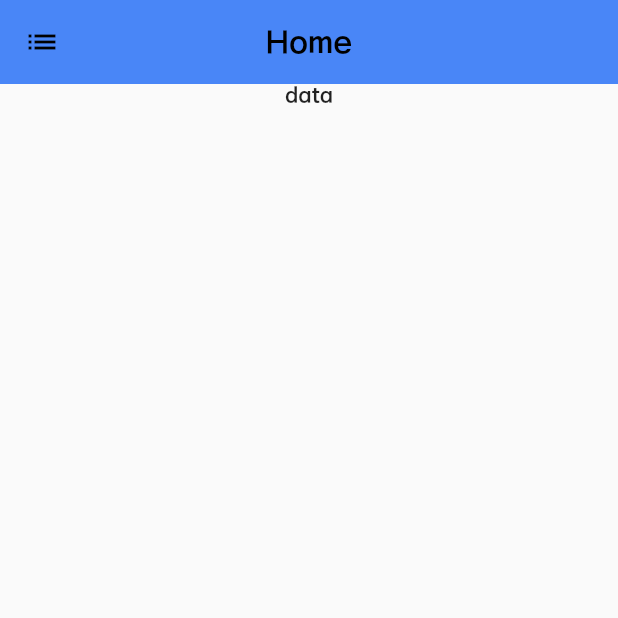
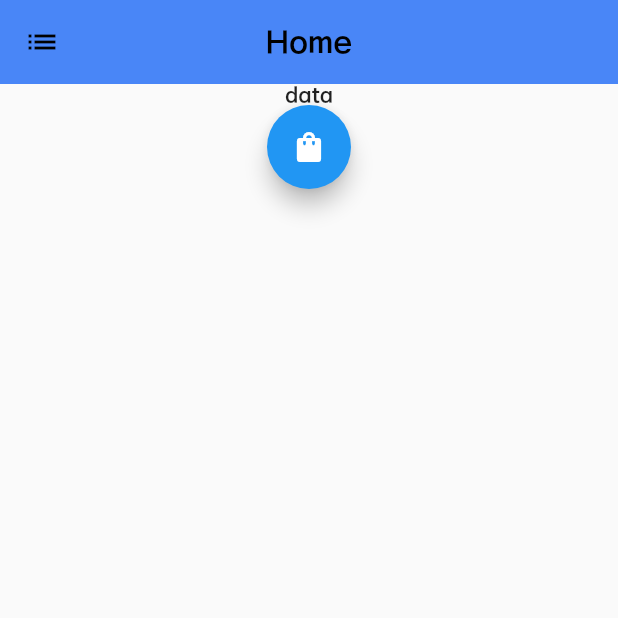
Before and after one commit to ClickDeliverUs/ClickDeliverUs-client-flutter, a Flutter app: the Home screen opened directly, on a phone screen of 412 x 824 dp, the top half of it. Run offline on Flutter 3.47's test engine with Material 2 defaults, Android fonts, the phone set to English and light mode, and no system bars; our stand-ins replace flutter_dotenv, flutter_svg, logger.

Commit message:
clone this

```diff
--- a/lib/screen/home.dart
+++ b/lib/screen/home.dart
@@ -22,10 +22,16 @@ class _HomeState extends State<Home> {
               Navigator.pop(context);
             },
           )),
-      body: const SingleChildScrollView(
+      body: SingleChildScrollView(
           scrollDirection: Axis.vertical,
           child: Center(
-            child: Column(children: [Text("data")]),
+            child: Column(children: [
+              const Text("data"),
+              FloatingActionButton(
+                onPressed: () {},
+                child: Icon(Icons.shopping_bag),
+              )
+            ]),
           )),
     );
   }
--- a/lib/screen/login.dart
+++ b/lib/screen/login.dart
@@ -1,4 +1,5 @@
 import 'package:cd_client/main.dart';
+import 'package:cd_client/screen/home.dart';
 import 'package:cd_client/widget/button/btn_auth_options.dart';
 import 'package:cd_client/widget/input/input_auth.dart';
 import 'package:cd_client/widget/input/props/input_data.dart';
--- a/lib/screen/register.dart
+++ b/lib/screen/register.dart
@@ -355,7 +355,7 @@ class _RegisterState extends State<Register> {
                                         maxLength: 50)),
                                 InputAuth(
                                   inputDefault: InputDefault(
-                                    labelText: "휴대폰   ['-' 없이 입력하세요.]",
+                                    labelText: "휴대폰  ['-' 없이 입력하세요.]",
                                     icon: Icons.phone,
                                   ),
                                   inputData: InputData(
--- a/pubspec.yaml
+++ b/pubspec.yaml
@@ -43,7 +43,7 @@ dependencies:
   bloc: ^8.1.1
   flutter_svg: ^2.0.5
   logger: ^1.3.0
-  intl: ^0.18.1
+  intl: ^0.18.0
 
 dev_dependencies:
   flutter_test:
```
Also changed, not shown: lib/model/internal/test_store.dart (added, +16 -0 lines), lib/screen/index.dart (+9 -0 lines), lib/widget/input/props/input_validate_options.dart (line endings or trailing spaces), pubspec.lock.
